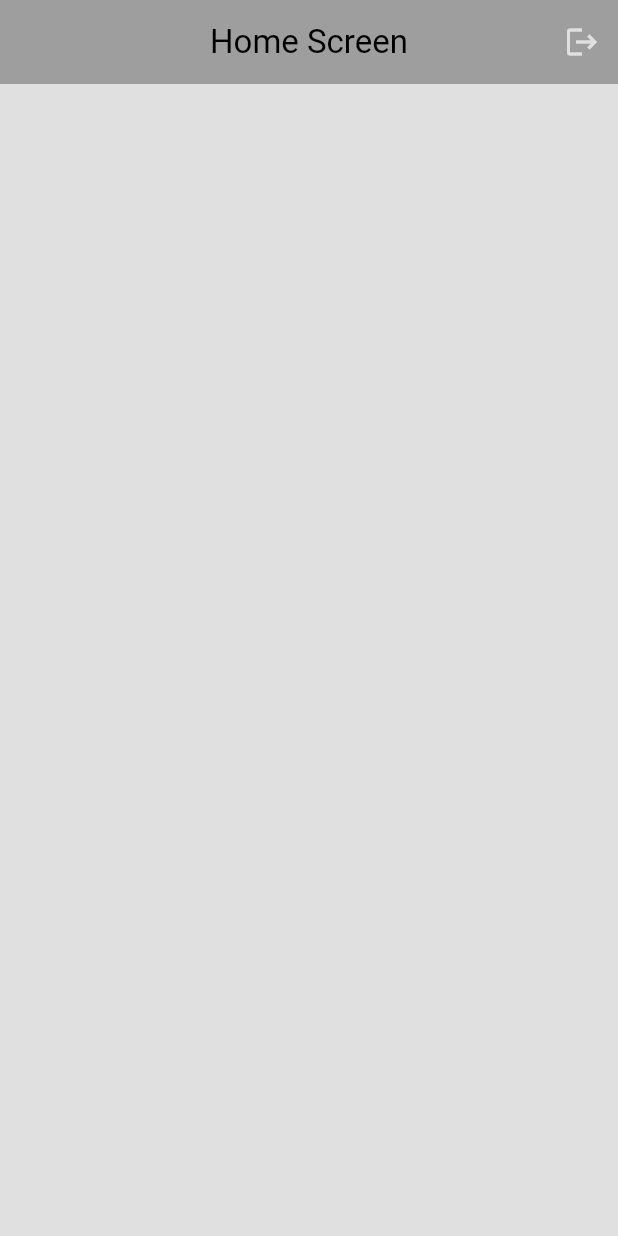
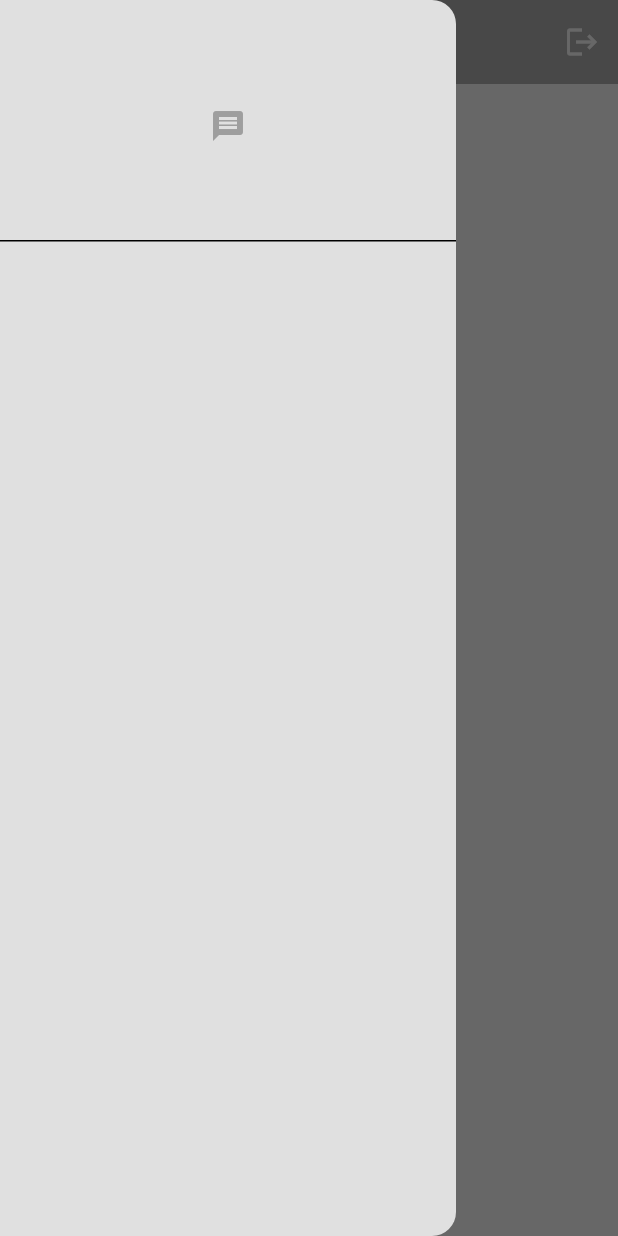
Before and after one commit to OnoPUNPUN/chat_app, a Flutter app: the screen it shows once a user with an empty profile is signed in, with the side drawer open (before the commit the screen has no drawer), on a phone screen of 412 x 824 dp. Run offline on Flutter 3.47's test engine with Material 3 defaults, Android fonts, the phone set to English and light mode, and no system bars; our stand-ins replace email_validator, firebase_auth, firebase_core; accounts and stored records are empty; generated files the repository leaves out were written again; network calls fail.

Commit message:
Made custom drawer

```diff
--- a/lib/screens/home_screen.dart
+++ b/lib/screens/home_screen.dart
@@ -1,4 +1,5 @@
 import 'package:chat_app/auth/auth_service.dart';
+import 'package:chat_app/widgets/my_drawer.dart';
 import 'package:flutter/material.dart';
 
 class HomeScreen extends StatelessWidget {
@@ -28,6 +29,7 @@ class HomeScreen extends StatelessWidget {
           ),
         ],
       ),
+      drawer: MyDrawer(),
     );
   }
 }
--- a/lib/screens/login_screen.dart
+++ b/lib/screens/login_screen.dart
@@ -24,9 +24,9 @@ class LoginScreen extends StatelessWidget {
         _passwordTEcontroller.text,
       );
 
-      Navigator.pop(context); // close loading
+      Navigator.pop(context);
     } catch (e) {
-      Navigator.pop(context); // close loading first
+      Navigator.pop(context);
       String errorMessage = getAuthErrorMessage(
         e.toString().replaceAll("Exception: ", ""),
       );
--- /dev/null
+++ b/lib/widgets/my_drawer.dart
@@ -0,0 +1,27 @@
+import 'package:flutter/material.dart';
+
+class MyDrawer extends StatelessWidget {
+  const MyDrawer({super.key});
+
+  @override
+  Widget build(BuildContext context) {
+    return Drawer(
+      backgroundColor: Theme.of(context).colorScheme.surface,
+      child: Column(
+        children: [
+          //logo
+          DrawerHeader(
+            child: Center(
+              child: Icon(
+                Icons.message,
+                color: Theme.of(context).colorScheme.primary,
+              ),
+            ),
+          ),
+        ],
+
+        // home list title
+      ),
+    );
+  }
+}
```
